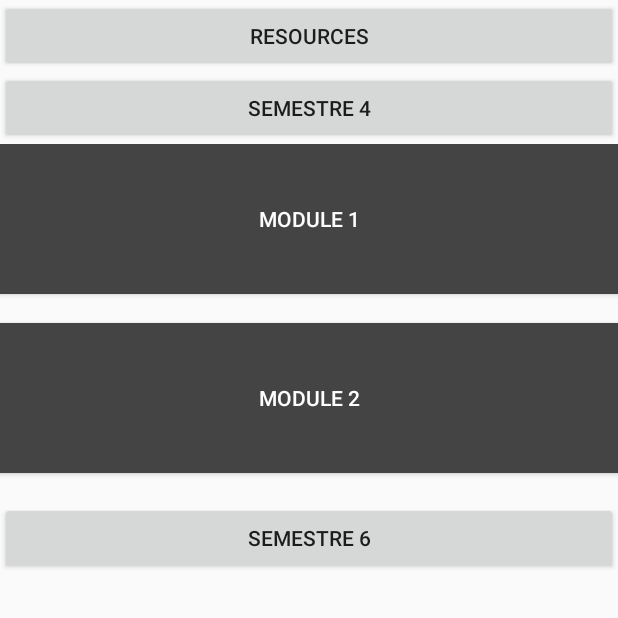
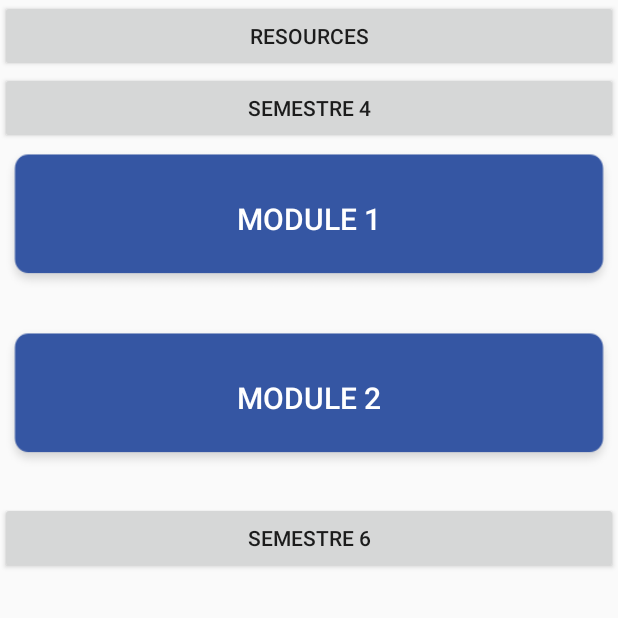
Before and after one commit to sim-fpt-usmba/E_Learning, an Android app: the EtudiantSemestreActivity screen opened directly, with no data from a screen before it, after a tap on "SEMESTRE 4", on a phone screen of 412 x 824 dp, the top half of it. Run offline under Robolectric (Android 15) with nearby library versions, the phone set to English and light mode, and no system bars.

Commit message:
Update EtudiantSemestreActivity.java

```diff
--- a/app/src/main/java/ma/ac/usmba/fpt/e_learning/EtudiantSemestreActivity.java
+++ b/app/src/main/java/ma/ac/usmba/fpt/e_learning/EtudiantSemestreActivity.java
@@ -66,10 +66,11 @@ public class EtudiantSemestreActivity extends AppCompatActivity {
         modS1=semesters.get(0).getListof_module();
         for(int i=0;i<modS1.size();i++) {
             buttonModules_S1.add(new Button(this));
+            buttonModules_S1.get(i).setBackgroundResource(R.drawable.rectangle_11);
             buttonModules_S1.get(i).setHeight(150);
             buttonModules_S1.get(i).setWidth(700);
-            buttonModules_S1.get(i).setBackgroundColor(Color.DKGRAY);
             buttonModules_S1.get(i).setTextColor(Color.WHITE);
+            buttonModules_S1.get(i).setTextSize(20);
             buttonModules_S1.get(i).setText(modS1.get(i).getNom_module());
             buttonModules_S1.get(i).setTag(i);
             linear1_s1.addView(buttonModules_S1.get(i));
@@ -82,10 +83,11 @@ public class EtudiantSemestreActivity extends AppCompatActivity {
         modS2=semesters.get(1).getListof_module();
         for(int i=0;i<modS2.size();i++) {
             buttonModules_S2.add(new Button(this));
+            buttonModules_S2.get(i).setBackgroundResource(R.drawable.rectangle_11);
             buttonModules_S2.get(i).setHeight(150);
             buttonModules_S2.get(i).setWidth(700);
-            buttonModules_S2.get(i).setBackgroundColor(Color.DKGRAY);
             buttonModules_S2.get(i).setTextColor(Color.WHITE);
+            buttonModules_S2.get(i).setTextSize(20);
             buttonModules_S2.get(i).setText(modS2.get(i).getNom_module());
             buttonModules_S2.get(i).setTag(i);
             linear1_s2.addView(buttonModules_S2.get(i));
```
